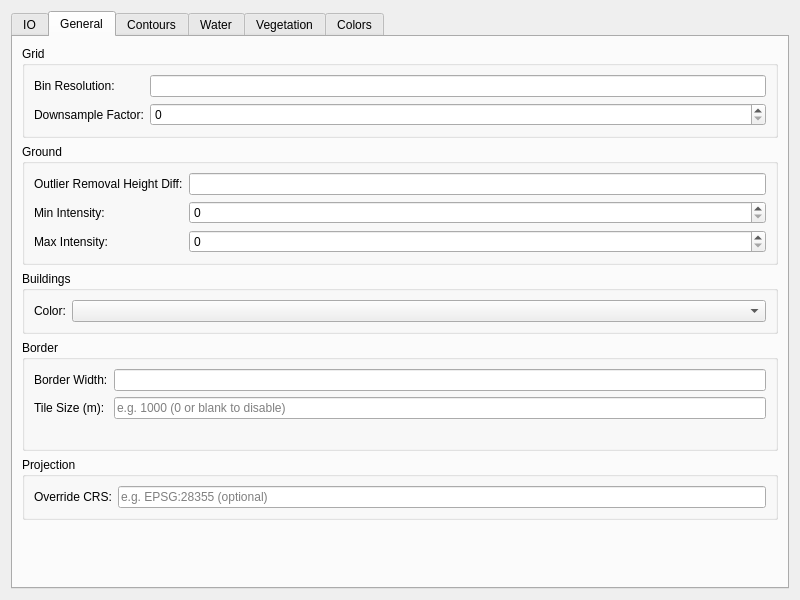
Qt form src/gui/config_editor.ui (Trailblaze-Software/Blaze) before a commit.
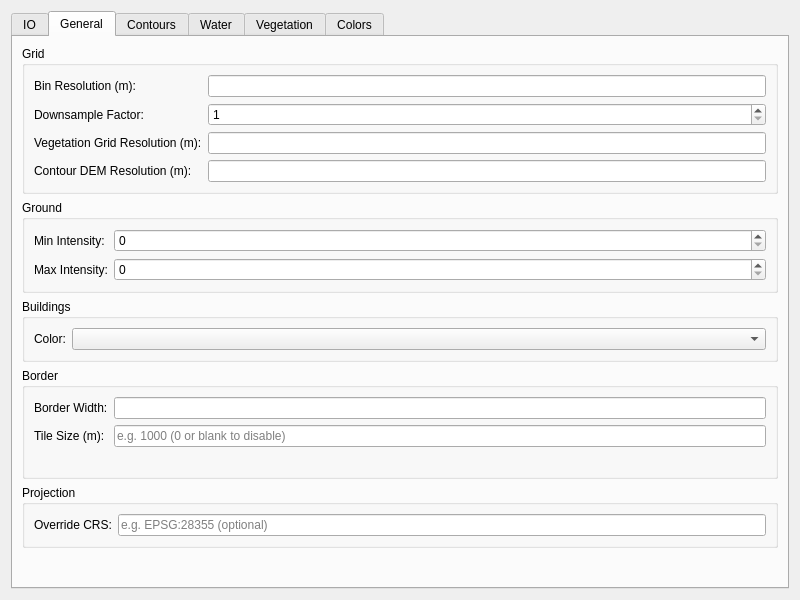
The same form after that commit. The open tabs and pages were chosen to show the change.

Commit message: Vege layer resolution customization

The edit to the form file:
```diff
--- a/src/gui/config_editor.ui
+++ b/src/gui/config_editor.ui
@@ -279,7 +279,10 @@
                     <item row="0" column="0">
                         <widget class="QLabel" name="label_bin_res">
                             <property name="text">
-                                <string>Bin Resolution:</string>
+                                <string>Bin Resolution (m):</string>
+                            </property>
+                            <property name="toolTip">
+                                <string>Underlying grid resolution (in meters) at which raw LiDAR points are binned. The ground / building / water / intensity rasters are produced at this resolution. For dense LIDAR (e.g. ACT) values around 0.5m work well; for sparser data this should be increased.</string>
                             </property>
                         </widget>
                     </item>
@@ -294,7 +297,51 @@
                         </widget>
                     </item>
                     <item row="1" column="1">
-                        <widget class="QSpinBox" name="grid_downsample_factor"/>
+                        <widget class="QSpinBox" name="grid_downsample_factor">
+                            <property name="minimum">
+                                <number>1</number>
+                            </property>
+                            <property name="maximum">
+                                <number>1000</number>
+                            </property>
+                            <property name="toolTip">
+                                <string>Integer factor used to downsample the bin grid into the smooth ground DEM. Slope, hill-shade and the smooth_ground.tif raster are computed from this DEM. Effective smooth-DEM resolution = Bin Resolution * Downsample Factor.</string>
+                            </property>
+                        </widget>
+                    </item>
+                    <item row="2" column="0">
+                        <widget class="QLabel" name="label_veg_res">
+                            <property name="text">
+                                <string>Vegetation Grid Resolution (m):</string>
+                            </property>
+                            <property name="toolTip">
+                                <string>Resolution (in meters) of the vegetation / canopy maps. Vegetation point counts are aggregated from the bin grid to this resolution. Should be &gt;= Bin Resolution. For sparser data 3m (the default) is a good starting point.</string>
+                            </property>
+                        </widget>
+                    </item>
+                    <item row="2" column="1">
+                        <widget class="QLineEdit" name="grid_vegetation_resolution">
+                            <property name="toolTip">
+                                <string>Resolution (in meters) of the vegetation / canopy maps. Vegetation point counts are aggregated from the bin grid to this resolution. Should be &gt;= Bin Resolution. For sparser data 3m (the default) is a good starting point.</string>
+                            </property>
+                        </widget>
+                    </item>
+                    <item row="3" column="0">
+                        <widget class="QLabel" name="label_contour_dem">
+                            <property name="text">
+                                <string>Contour DEM Resolution (m):</string>
+                            </property>
+                            <property name="toolTip">
+                                <string>Resolution (in meters) of the DEM used for contour generation, stream extraction and depression filling. Should be &gt;= the smooth ground DEM resolution (Bin Resolution * Downsample Factor). Larger values produce smoother contours but lose fine terrain detail.</string>
+                            </property>
+                        </widget>
+                    </item>
+                    <item row="3" column="1">
+                        <widget class="QLineEdit" name="grid_contour_dem_resolution">
+                            <property name="toolTip">
+                                <string>Resolution (in meters) of the DEM used for contour generation, stream extraction and depression filling. Should be &gt;= the smooth ground DEM resolution (Bin Resolution * Downsample Factor). Larger values produce smoother contours but lose fine terrain detail.</string>
+                            </property>
+                        </widget>
                     </item>
                 </layout>
             </widget>
@@ -306,37 +353,27 @@
                 </property>
                 <layout class="QFormLayout" name="formLayout_Ground">
                     <item row="0" column="0">
-                        <widget class="QLabel" name="label_outlier">
-                            <property name="text">
-                                <string>Outlier Removal Height Diff:</string>
-                            </property>
-                        </widget>
-                    </item>
-                    <item row="0" column="1">
-                        <widget class="QLineEdit" name="ground_outlier_removal"/>
-                    </item>
-                    <item row="1" column="0">
                         <widget class="QLabel" name="label_min_intensity">
                             <property name="text">
                                 <string>Min Intensity:</string>
                             </property>
                         </widget>
                     </item>
-                    <item row="1" column="1">
+                    <item row="0" column="1">
                         <widget class="QSpinBox" name="ground_min_intensity">
                             <property name="maximum">
                                 <number>65535</number>
                             </property>
                         </widget>
                     </item>
-                    <item row="2" column="0">
+                    <item row="1" column="0">
                         <widget class="QLabel" name="label_max_intensity">
                             <property name="text">
                                 <string>Max Intensity:</string>
                             </property>
                         </widget>
                     </item>
-                    <item row="2" column="1">
+                    <item row="1" column="1">
                         <widget class="QSpinBox" name="ground_max_intensity">
                             <property name="maximum">
                                 <number>65535</number>
```
Left out of the diff: 9 changed lines with no effect on the pictures. The commit also changes 16 other files.
